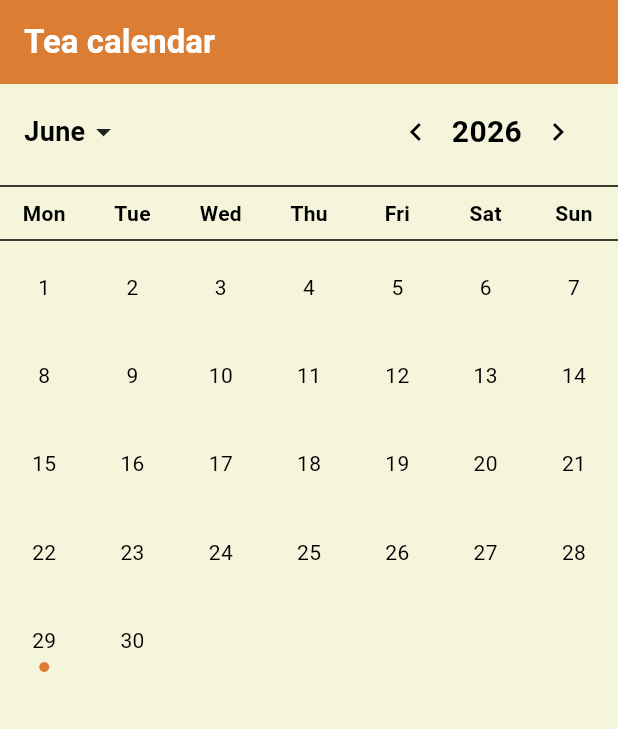
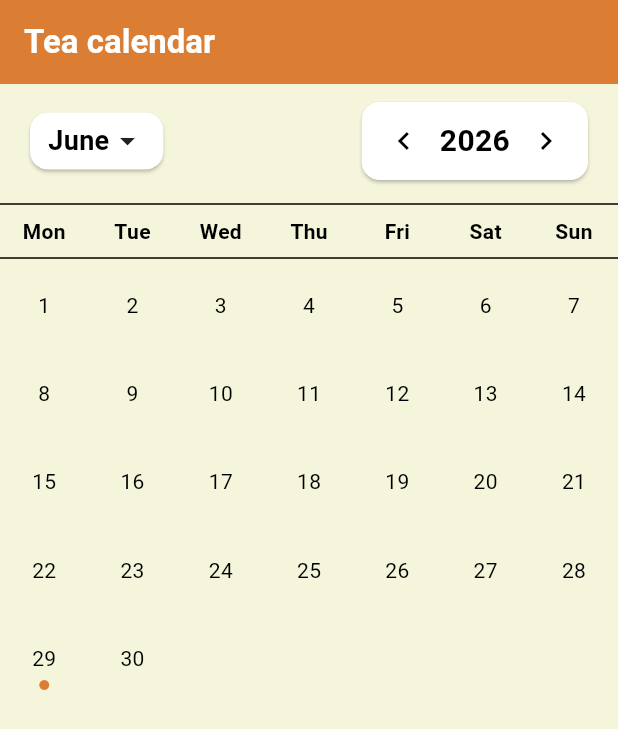
Before and after one commit to BaoBab-800/Zen-Tea, a Flutter app: the CalendarPageBuilder screen opened by its route, on a phone screen of 412 x 824 dp. Shown: the top 729 px of the screen. Run offline on Flutter 3.47's test engine with Material 3 defaults, Android fonts, the light colour scheme and no system bars; our stand-ins replace flutter_svg, go_router, hive, hive_flutter, package_info_plus, path_drawing; accounts and stored records are empty.

Commit message:
The month and year selection widgets in the calendar are now cards.

```diff
--- a/lib/ui/calendar/calendar_view.dart
+++ b/lib/ui/calendar/calendar_view.dart
@@ -256,7 +256,10 @@ class _MonthHeader extends StatelessWidget {
       padding: const EdgeInsets.only(top: 8, bottom: 4, left: 16, right: 16),
       child: Row(
         children: [
-          PopupMenuButton<MonthsKeys>(
+          Card(
+            child: Padding(
+              padding: const EdgeInsets.symmetric(horizontal: 12, vertical: 6),
+              child: PopupMenuButton<MonthsKeys>(
                 onSelected: onMonthSelected,
 
                 itemBuilder: (context) {
@@ -279,9 +282,16 @@ class _MonthHeader extends StatelessWidget {
                   ],
                 ),
               ),
+            ),
+          ),
 
           const Spacer(),
 
+          Card(
+            child: Padding(
+              padding: const EdgeInsets.symmetric(horizontal: 4, vertical: 2),
+              child: Row(
+                children: [
                   IconButton(
                     icon: const Icon(Icons.chevron_left),
                     onPressed: () => onYearSelected(month.year - 1),
@@ -298,6 +308,10 @@ class _MonthHeader extends StatelessWidget {
                   IconButton(
                     icon: const Icon(Icons.chevron_right),
                     onPressed: () => onYearSelected(month.year + 1),
+                  ),
+                ],
+              ),
+            ),
           ),
         ],
       ),
```
Lines whose indentation alone changed are shown as unchanged.
